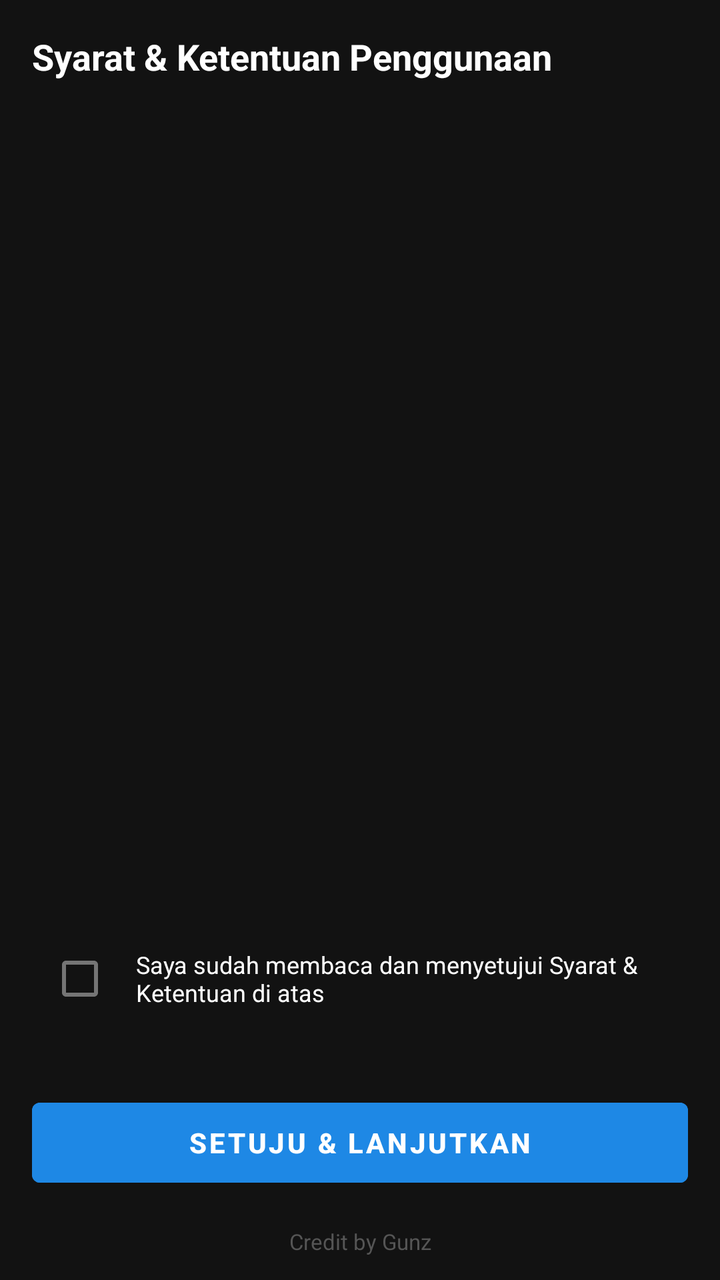
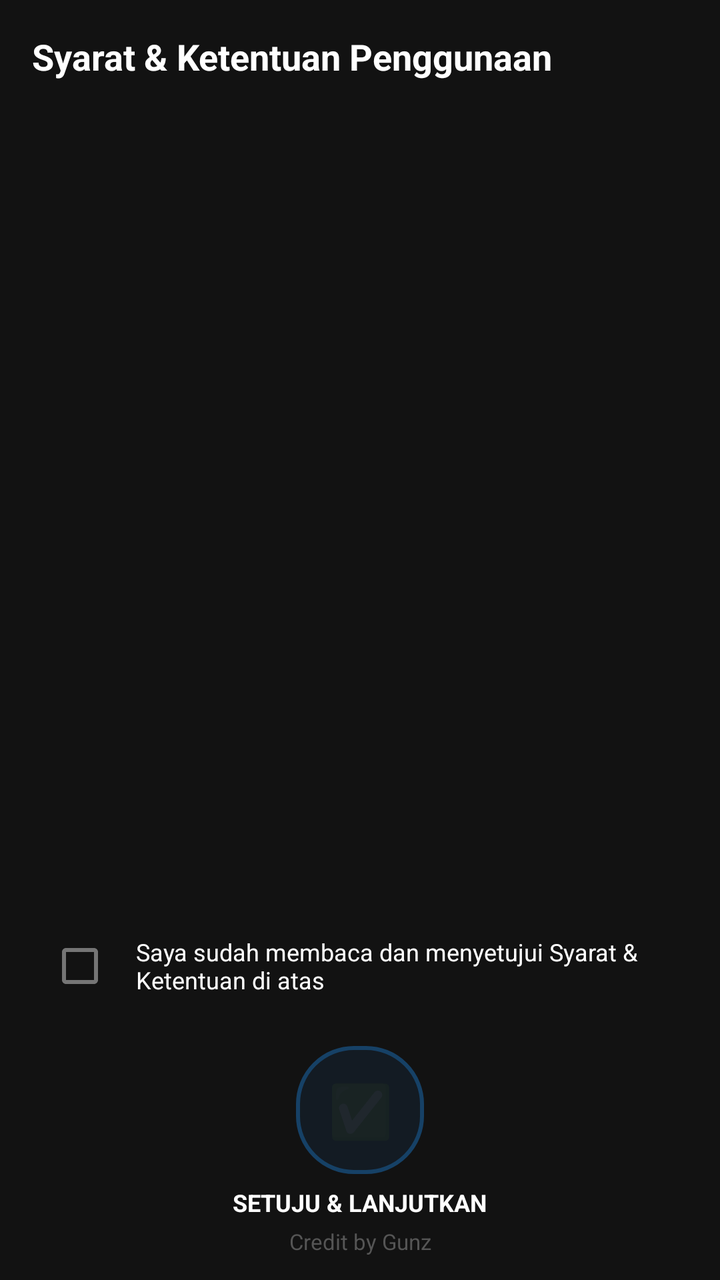

The first picture is an Android layout as it rendered before a commit; the second is the same layout after the commit. The layout source and the unified diff follow.
<!-- AndroidManifest.xml: application theme Theme.Mobibawah -->
<!-- res/layout/activity_terms.xml -->
<?xml version="1.0" encoding="utf-8"?>
<LinearLayout xmlns:android="http://schemas.android.com/apk/res/android"
    android:layout_width="match_parent"
    android:layout_height="match_parent"
    android:orientation="vertical"
    android:background="@color/bg">

    <TextView
        android:layout_width="match_parent"
        android:layout_height="wrap_content"
        android:padding="16dp"
        android:text="Syarat &amp; Ketentuan Penggunaan"
        android:textColor="@color/text_light"
        android:textSize="18sp"
        android:textStyle="bold" />

    <ScrollView
        android:layout_width="match_parent"
        android:layout_height="0dp"
        android:layout_weight="1"
        android:padding="16dp">

        <TextView
            android:id="@+id/txtTermsBody"
            android:layout_width="match_parent"
            android:layout_height="wrap_content"
            android:textColor="#CCCCCC"
            android:textSize="13sp"
            android:lineSpacingExtra="4dp" />
    </ScrollView>

    <LinearLayout
        android:layout_width="match_parent"
        android:layout_height="wrap_content"
        android:orientation="horizontal"
        android:padding="16dp"
        android:gravity="center_vertical">

        <CheckBox
            android:id="@+id/checkAgreeTerms"
            android:layout_width="wrap_content"
            android:layout_height="wrap_content" />

        <TextView
            android:layout_width="0dp"
            android:layout_height="wrap_content"
            android:layout_weight="1"
            android:layout_marginStart="4dp"
            android:text="Saya sudah membaca dan menyetujui Syarat &amp; Ketentuan di atas"
            android:textColor="@color/text_light"
            android:textSize="12sp" />
    </LinearLayout>

    <Button
        android:id="@+id/btnAgreeTerms"
        android:layout_width="match_parent"
        android:layout_height="52dp"
        android:layout_margin="16dp"
        android:layout_marginTop="0dp"
        android:backgroundTint="@color/primary"
        android:textColor="@color/text_light"
        android:textStyle="bold"
        android:enabled="false"
        android:text="SETUJU &amp; LANJUTKAN" />

    <TextView
        android:layout_width="match_parent"
        android:layout_height="wrap_content"
        android:gravity="center"
        android:paddingBottom="12dp"
        android:text="Credit by Gunz"
        android:textColor="#555555"
        android:textSize="11sp" />

</LinearLayout>
<!-- resources referenced by this layout -->
<resources>
  <color name="bg">#121212</color>
  <color name="primary">#1E88E5</color>
  <color name="text_light">#FFFFFF</color>
  <style name="Theme.Mobibawah" parent="Theme.MaterialComponents.DayNight.NoActionBar">
          <item name="colorPrimary">@color/primary</item>
          <item name="colorPrimaryDark">@color/primary_dark</item>
          <item name="colorAccent">@color/accent</item>
          <item name="android:windowBackground">@color/bg</item>
      </style>
  <color name="primary_dark">#1565C0</color>
  <color name="accent">#FF5722</color>
</resources>

<!-- the commit's change to res/layout/activity_terms.xml (unified diff, before → after) -->
@@ -51,17 +51,32 @@
             android:textSize="12sp" />
     </LinearLayout>
 
-    <Button
-        android:id="@+id/btnAgreeTerms"
+    <LinearLayout
         android:layout_width="match_parent"
-        android:layout_height="52dp"
-        android:layout_margin="16dp"
-        android:layout_marginTop="0dp"
-        android:backgroundTint="@color/primary"
-        android:textColor="@color/text_light"
-        android:textStyle="bold"
-        android:enabled="false"
-        android:text="SETUJU &amp; LANJUTKAN" />
+        android:layout_height="wrap_content"
+        android:orientation="vertical"
+        android:gravity="center"
+        android:paddingBottom="4dp">
+        <TextView
+            android:id="@+id/btnAgreeTerms"
+            android:layout_width="64dp"
+            android:layout_height="64dp"
+            android:background="@drawable/bg_icon_big"
+            android:backgroundTint="@color/primary"
+            android:gravity="center"
+            android:enabled="false"
+            android:alpha="0.4"
+            android:text="✅"
+            android:textSize="26sp" />
+        <TextView
+            android:layout_width="wrap_content"
+            android:layout_height="wrap_content"
+            android:layout_marginTop="6dp"
+            android:text="SETUJU &amp; LANJUTKAN"
+            android:textColor="@color/text_light"
+            android:textStyle="bold"
+            android:textSize="12sp" />
+    </LinearLayout>
 
     <TextView
         android:layout_width="match_parent"
<!-- resource entries referenced after the edit -->
@@ -3,6 +3,13 @@
   <color name="bg">#121212</color>
   <color name="primary">#1E88E5</color>
   <color name="text_light">#FFFFFF</color>
+  <!-- drawable bg_icon_big (drawable) -->
+  <?xml version="1.0" encoding="utf-8"?>
+  <shape xmlns:android="http://schemas.android.com/apk/res/android" android:shape="rectangle">
+      <corners android:radius="28dp"/>
+      <solid android:color="#33FFFFFF" />
+      <stroke android:width="2dp" android:color="@color/primary" />
+  </shape>
   <style name="Theme.Mobibawah" parent="Theme.MaterialComponents.DayNight.NoActionBar">
           <item name="colorPrimary">@color/primary</item>
           <item name="colorPrimaryDark">@color/primary_dark</item>
